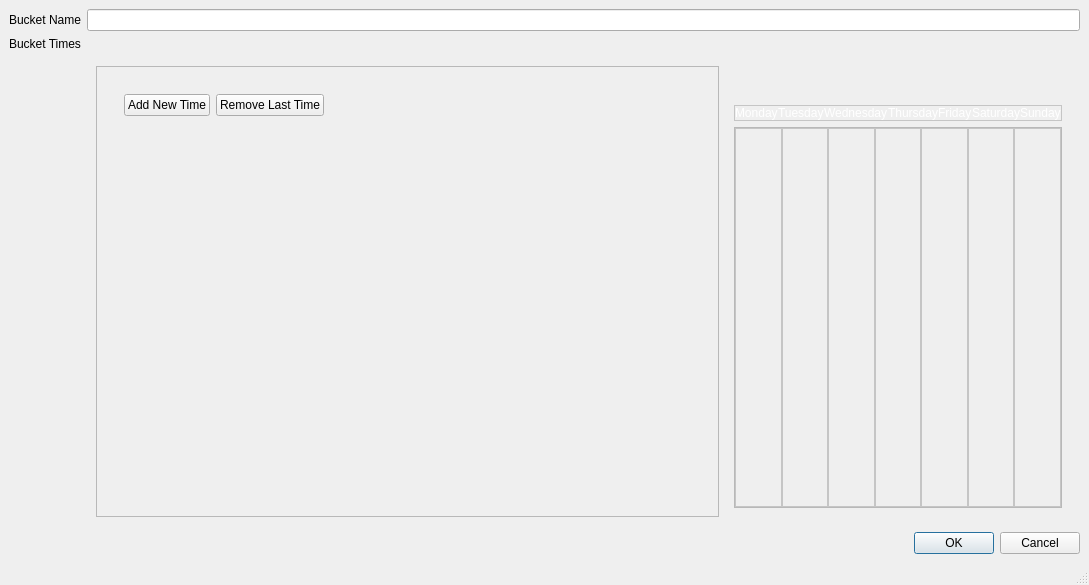
The window that createBucket.ui (ZiggyOliver/TaskBucket) describes before a commit, drawn with Qt 5.
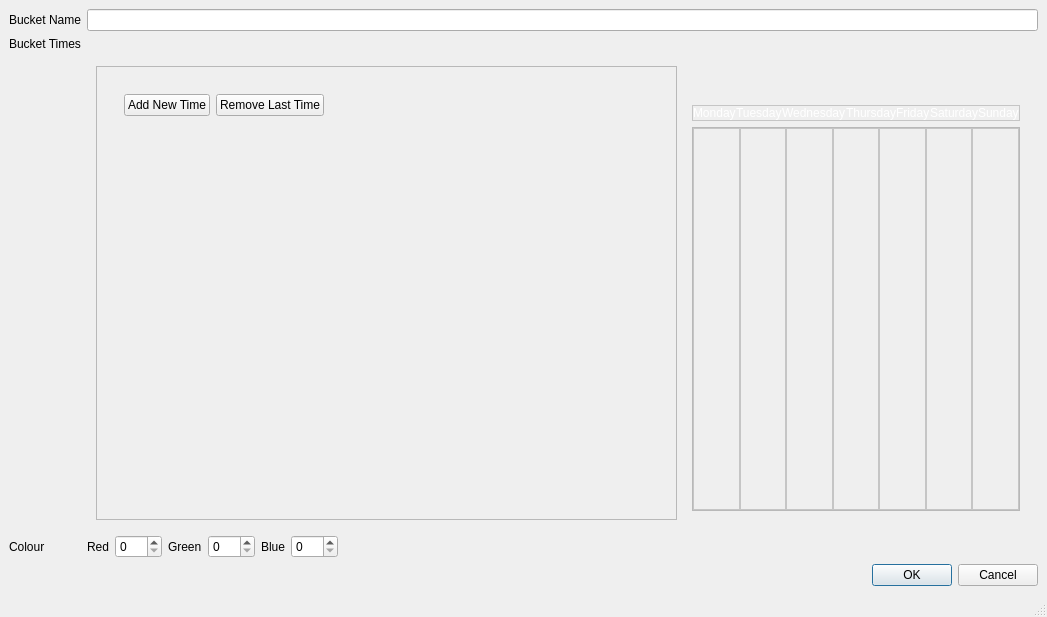
The same window after the commit.

```diff
--- a/createBucket.ui
+++ b/createBucket.ui
@@ -6,8 +6,8 @@
    <rect>
     <x>0</x>
     <y>0</y>
-    <width>1089</width>
-    <height>585</height>
+    <width>1047</width>
+    <height>617</height>
    </rect>
   </property>
   <property name="windowTitle">
@@ -45,7 +45,7 @@
            <rect>
             <x>0</x>
             <y>0</y>
-            <width>517</width>
+            <width>502</width>
             <height>418</height>
            </rect>
           </property>
@@ -4482,7 +4482,7 @@
       </layout>
      </widget>
     </item>
-    <item row="3" column="1">
+    <item row="4" column="1">
      <widget class="QDialogButtonBox" name="buttonBox">
       <property name="orientation">
        <enum>Qt::Orientation::Horizontal</enum>
@@ -4492,6 +4492,105 @@
       </property>
      </widget>
     </item>
+    <item row="3" column="0">
+     <widget class="QLabel" name="label_3">
+      <property name="text">
+       <string>Colour</string>
+      </property>
+     </widget>
+    </item>
+    <item row="3" column="1">
+     <widget class="QWidget" name="colourSelect" native="true">
+      <layout class="QHBoxLayout" name="horizontalLayout">
+       <property name="leftMargin">
+        <number>0</number>
+       </property>
+       <property name="topMargin">
+        <number>0</number>
+       </property>
+       <property name="rightMargin">
+        <number>50</number>
+       </property>
+       <property name="bottomMargin">
+        <number>0</number>
+       </property>
+       <item>
+        <widget class="QLabel" name="label_4">
+         <property name="text">
+          <string>Red</string>
+         </property>
+        </widget>
+       </item>
+       <item>
+        <widget class="QSpinBox" name="redSpinBox">
+         <property name="maximum">
+          <number>255</number>
+         </property>
+        </widget>
+       </item>
+       <item>
+        <widget class="QLabel" name="label_5">
+         <property name="text">
+          <string>Green</string>
+         </property>
+        </widget>
+       </item>
+       <item>
+        <widget class="QSpinBox" name="greenSpinBox">
+         <property name="maximum">
+          <number>255</number>
+         </property>
+        </widget>
+       </item>
+       <item>
+        <widget class="QLabel" name="label_6">
+         <property name="text">
+          <string>Blue</string>
+         </property>
+        </widget>
+       </item>
+       <item>
+        <widget class="QSpinBox" name="blueSpinBox">
+         <property name="maximum">
+          <number>255</number>
+         </property>
+        </widget>
+       </item>
+       <item>
+        <spacer name="horizontalSpacer">
+         <property name="orientation">
+          <enum>Qt::Orientation::Horizontal</enum>
+         </property>
+         <property name="sizeHint" stdset="0">
+          <size>
+           <width>40</width>
+           <height>20</height>
+          </size>
+         </property>
+        </spacer>
+       </item>
+       <item>
+        <widget class="QWidget" name="sampleColour" native="true">
+         <property name="sizePolicy">
+          <sizepolicy hsizetype="Fixed" vsizetype="Preferred">
+           <horstretch>0</horstretch>
+           <verstretch>0</verstretch>
+          </sizepolicy>
+         </property>
+         <property name="minimumSize">
+          <size>
+           <width>40</width>
+           <height>0</height>
+          </size>
+         </property>
+         <property name="autoFillBackground">
+          <bool>true</bool>
+         </property>
+        </widget>
+       </item>
+      </layout>
+     </widget>
+    </item>
    </layout>
   </widget>
   <widget class="QMenuBar" name="menubar">
```
Left out of the diff: 2 changed lines with no effect on the pictures.
